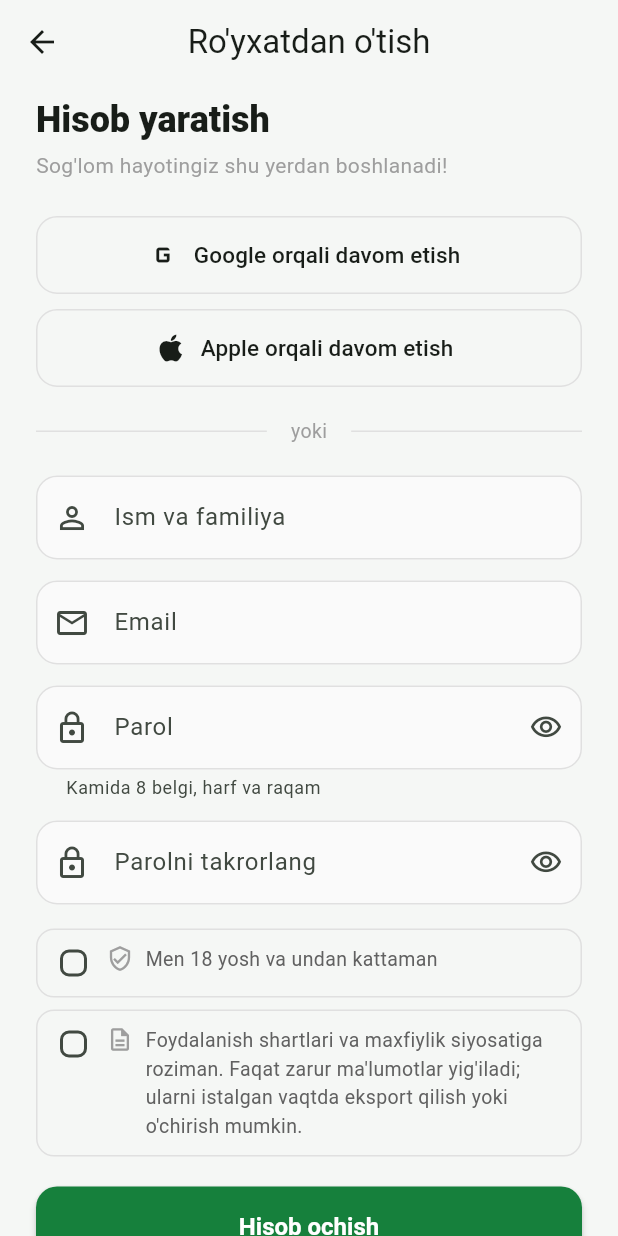
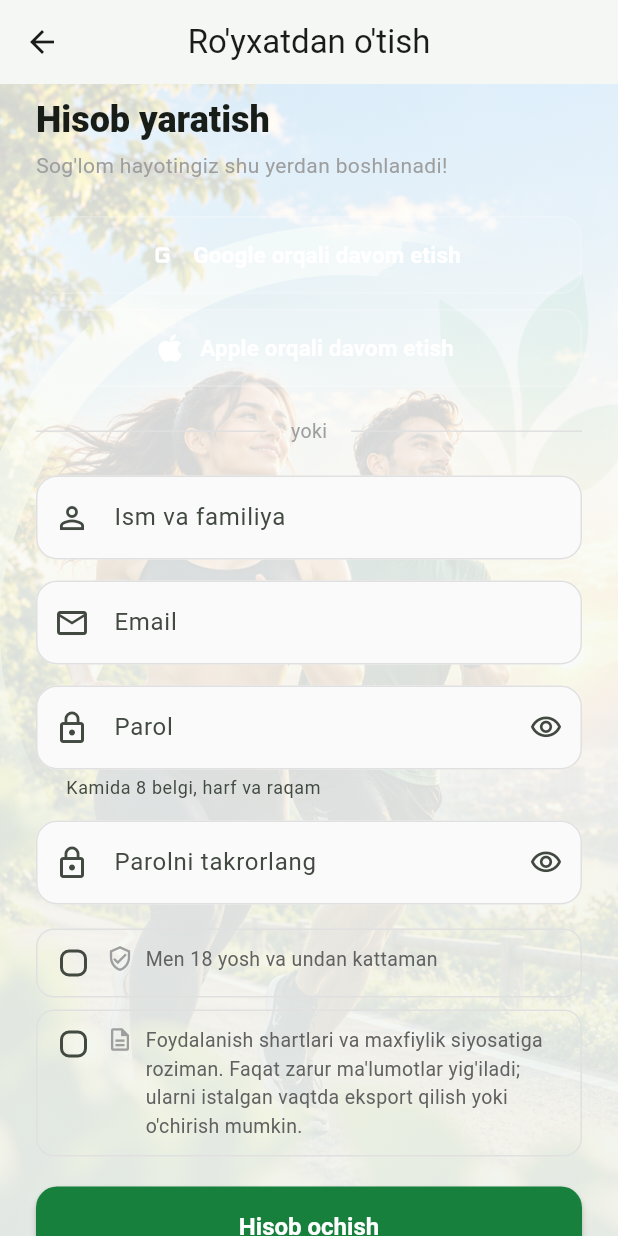
Before and after one commit to jabborberganovferuzbek95-del/fithayot360, a Flutter app: the screen it shows after launch, after a tap on "O'tkazish", after a tap on "Kirish", after a tap on "Ro'yxatdan o'tish", on a phone screen of 412 x 824 dp. Run offline on Flutter 3.47's test engine with Material 3 defaults, Android fonts, the phone set to English and light mode, and no system bars; our stand-ins replace flutter_secure_storage; network calls fail.

Commit message:
feat: Add custom background images for all main screens and UI enhancements

```diff
--- a/mobile/lib/screens/auth_screens.dart
+++ b/mobile/lib/screens/auth_screens.dart
@@ -112,14 +112,9 @@ class _OnboardingScreenState extends State<OnboardingScreen> with TickerProvider
   @override
   Widget build(BuildContext context) {
     return Scaffold(
-      body: Container(
-        decoration: const BoxDecoration(
-          gradient: LinearGradient(
-            begin: Alignment.topLeft,
-            end: Alignment.bottomRight,
-            colors: [Color(0xFF0B3D20), Color(0xFF0D4F2B), Color(0xFF083018)],
-          ),
-        ),
+      body: ScreenBackground(
+        imageName: 'onboarding_bg.jpg',
+        forceDark: true,
         child: SafeArea(
           child: FadeTransition(
             opacity: _fadeAnim,
@@ -437,15 +432,14 @@ class _LoginScreenState extends State<LoginScreen> with SingleTickerProviderStat
 
   InputDecoration _inputDeco(String label, IconData icon, {Widget? suffix}) => InputDecoration(
     labelText: label,
-    prefixIcon: Icon(icon),
+    labelStyle: const TextStyle(color: Colors.white70),
+    prefixIcon: Icon(icon, color: kMint),
     suffixIcon: suffix,
     filled: true,
-    fillColor: Theme.of(context).brightness == Brightness.dark
-        ? Colors.white.withValues(alpha: 0.06)
-        : Colors.grey.shade50,
-    border: OutlineInputBorder(borderRadius: BorderRadius.circular(14), borderSide: BorderSide(color: Colors.grey.shade300)),
-    enabledBorder: OutlineInputBorder(borderRadius: BorderRadius.circular(14), borderSide: BorderSide(color: Colors.grey.shade300)),
-    focusedBorder: OutlineInputBorder(borderRadius: BorderRadius.circular(14), borderSide: const BorderSide(color: kGreen, width: 2)),
+    fillColor: Colors.white.withValues(alpha: 0.10),
+    border: OutlineInputBorder(borderRadius: BorderRadius.circular(14), borderSide: BorderSide(color: Colors.white.withValues(alpha: 0.2))),
+    enabledBorder: OutlineInputBorder(borderRadius: BorderRadius.circular(14), borderSide: BorderSide(color: Colors.white.withValues(alpha: 0.2))),
+    focusedBorder: OutlineInputBorder(borderRadius: BorderRadius.circular(14), borderSide: const BorderSide(color: kMint, width: 2)),
     contentPadding: const EdgeInsets.symmetric(horizontal: 16, vertical: 16),
   );
 
@@ -453,7 +447,43 @@ class _LoginScreenState extends State<LoginScreen> with SingleTickerProviderStat
   Widget build(BuildContext context) {
     final cs = Theme.of(context).colorScheme;
     return Scaffold(
-      body: SafeArea(
+      body: Stack(
+        children: [
+          // 1. Orqa fon surati (agar rasm bo'lmasa, silliq fitnes gradienti bilan himoyalangan)
+          Positioned.fill(
+            child: Image.asset(
+              'assets/images/welcome_bg.jpg',
+              fit: BoxFit.cover,
+              errorBuilder: (context, error, stackTrace) => Container(
+                decoration: const BoxDecoration(
+                  gradient: LinearGradient(
+                    begin: Alignment.topLeft,
+                    end: Alignment.bottomRight,
+                    colors: [Color(0xFF0B2516), Color(0xFF0F3B22), Color(0xFF071B10)],
+                  ),
+                ),
+              ),
+            ),
+          ),
+
+          // 2. Yozuvlar va tugmalar juda tiniq o'qilishi uchun qoraytiruvchi zamonaviy gradient qoplama
+          Positioned.fill(
+            child: Container(
+              decoration: BoxDecoration(
+                gradient: LinearGradient(
+                  begin: Alignment.topCenter,
+                  end: Alignment.bottomCenter,
+                  colors: [
+                    const Color(0xFF0B2516).withValues(alpha: 0.70),
+                    Colors.black.withValues(alpha: 0.88),
+                  ],
+                ),
+              ),
+            ),
+          ),
+
+          // 3. Asosiy shakl va elementlar
+          SafeArea(
             child: Center(
               child: SingleChildScrollView(
                 padding: const EdgeInsets.symmetric(horizontal: 24, vertical: 16),
@@ -477,9 +507,17 @@ class _LoginScreenState extends State<LoginScreen> with SingleTickerProviderStat
                           ),
                         ),
                         const SizedBox(height: 20),
-                    Text("Xush kelibsiz!", textAlign: TextAlign.center, style: Theme.of(context).textTheme.headlineMedium?.copyWith(fontWeight: FontWeight.w800)),
-                    const SizedBox(height: 4),
-                    const Text("Hisobingizga kiring va davom eting", textAlign: TextAlign.center, style: TextStyle(color: Colors.grey, fontSize: 14)),
+                        Text(
+                          "Xush kelibsiz!",
+                          textAlign: TextAlign.center,
+                          style: Theme.of(context).textTheme.headlineMedium?.copyWith(fontWeight: FontWeight.w800, color: Colors.white),
+                        ),
+                        const SizedBox(height: 6),
+                        const Text(
+                          "Hisobingizga kiring va davom eting",
+                          textAlign: TextAlign.center,
+                          style: TextStyle(color: Colors.white70, fontSize: 14),
+                        ),
                         const SizedBox(height: 28),
 
                         // Social login
@@ -490,15 +528,19 @@ class _LoginScreenState extends State<LoginScreen> with SingleTickerProviderStat
 
                         // Divider
                         Row(children: [
-                      Expanded(child: Divider(color: Colors.grey.shade300)),
-                      Padding(padding: const EdgeInsets.symmetric(horizontal: 16), child: Text("yoki", style: TextStyle(color: Colors.grey.shade500, fontSize: 13))),
-                      Expanded(child: Divider(color: Colors.grey.shade300)),
+                          Expanded(child: Divider(color: Colors.white.withValues(alpha: 0.2))),
+                          Padding(
+                            padding: const EdgeInsets.symmetric(horizontal: 16),
+                            child: Text("yoki", style: TextStyle(color: Colors.white.withValues(alpha: 0.6), fontSize: 13)),
+                          ),
+                          Expanded(child: Divider(color: Colors.white.withValues(alpha: 0.2))),
                         ]),
                         const SizedBox(height: 20),
 
                         // Email
                         TextFormField(
                           controller: _email,
+                          style: const TextStyle(color: Colors.white),
                           keyboardType: TextInputType.emailAddress,
                           autofillHints: const [AutofillHints.email],
                           decoration: _inputDeco("Email", Icons.mail_outline),
@@ -509,11 +551,14 @@ class _LoginScreenState extends State<LoginScreen> with SingleTickerProviderStat
                         // Parol
                         TextFormField(
                           controller: _pass,
+                          style: const TextStyle(color: Colors.white),
                           obscureText: _hide,
                           autofillHints: const [AutofillHints.password],
-                      decoration: _inputDeco("Parol", Icons.lock_outline,
+                          decoration: _inputDeco(
+                            "Parol",
+                            Icons.lock_outline,
                             suffix: IconButton(
-                          icon: Icon(_hide ? Icons.visibility_outlined : Icons.visibility_off_outlined, size: 22),
+                              icon: Icon(_hide ? Icons.visibility_outlined : Icons.visibility_off_outlined, size: 22, color: Colors.white70),
                               onPressed: () => setState(() => _hide = !_hide),
                             ),
                           ),
@@ -527,7 +572,7 @@ class _LoginScreenState extends State<LoginScreen> with SingleTickerProviderStat
                             padding: const EdgeInsets.only(top: 12),
                             child: Container(
                               padding: const EdgeInsets.symmetric(horizontal: 12, vertical: 10),
-                          decoration: BoxDecoration(color: cs.error.withValues(alpha: 0.08), borderRadius: BorderRadius.circular(10)),
+                              decoration: BoxDecoration(color: cs.error.withValues(alpha: 0.15), borderRadius: BorderRadius.circular(10)),
                               child: Row(children: [
                                 Icon(Icons.error_outline, color: cs.error, size: 18),
                                 const SizedBox(width: 8),
@@ -542,7 +587,7 @@ class _LoginScreenState extends State<LoginScreen> with SingleTickerProviderStat
                           alignment: Alignment.centerRight,
                           child: TextButton(
                             onPressed: () => Navigator.push(context, MaterialPageRoute(builder: (_) => const ForgotPasswordScreen())),
-                        child: const Text("Parolni unutdingizmi?", style: TextStyle(fontSize: 13)),
+                            child: const Text("Parolni unutdingizmi?", style: TextStyle(fontSize: 13, color: kMint, fontWeight: FontWeight.w600)),
                           ),
                         ),
                         const SizedBox(height: 8),
@@ -566,10 +611,10 @@ class _LoginScreenState extends State<LoginScreen> with SingleTickerProviderStat
 
                         // Ro'yxatdan o'tish
                         Row(mainAxisAlignment: MainAxisAlignment.center, children: [
-                      const Text("Hisobingiz yo'qmi? ", style: TextStyle(color: Colors.grey)),
+                          const Text("Hisobingiz yo'qmi? ", style: TextStyle(color: Colors.white70)),
                           GestureDetector(
                             onTap: () => Navigator.push(context, MaterialPageRoute(builder: (_) => const RegisterScreen())),
-                        child: const Text("Ro'yxatdan o'tish", style: TextStyle(color: kGreen, fontWeight: FontWeight.bold)),
+                            child: const Text("Ro'yxatdan o'tish", style: TextStyle(color: kMint, fontWeight: FontWeight.bold)),
                           ),
                         ]),
                       ]),
@@ -578,6 +623,8 @@ class _LoginScreenState extends State<LoginScreen> with SingleTickerProviderStat
                 ),
               ),
             ),
+          ),
+        ],
       ),
     );
   }
@@ -594,12 +641,13 @@ class _SocialButton extends StatelessWidget {
     style: OutlinedButton.styleFrom(
       minimumSize: const Size.fromHeight(52),
       shape: RoundedRectangleBorder(borderRadius: BorderRadius.circular(14)),
-      side: BorderSide(color: Colors.grey.shade300),
-      foregroundColor: Theme.of(context).textTheme.bodyLarge?.color,
+      side: BorderSide(color: Colors.white.withValues(alpha: 0.2)),
+      foregroundColor: Colors.white,
+      backgroundColor: Colors.white.withValues(alpha: 0.08),
     ),
     onPressed: onTap,
-    icon: Icon(icon, size: 24),
-    label: Text(label, style: const TextStyle(fontSize: 15, fontWeight: FontWeight.w500)),
+    icon: Icon(icon, size: 24, color: Colors.white),
+    label: Text(label, style: const TextStyle(fontSize: 15, fontWeight: FontWeight.w600)),
   );
 }
 
@@ -661,7 +709,9 @@ class _RegisterScreenState extends State<RegisterScreen> with SingleTickerProvid
         elevation: 0,
         backgroundColor: Colors.transparent,
       ),
-      body: SafeArea(
+      body: ScreenBackground(
+        imageName: 'register_bg.jpg',
+        child: SafeArea(
           child: SingleChildScrollView(
           padding: const EdgeInsets.symmetric(horizontal: 24, vertical: 8),
           child: FadeTransition(
@@ -792,6 +842,7 @@ class _RegisterScreenState extends State<RegisterScreen> with SingleTickerProvid
           ),
         ),
       ),
+    ),
   );
   }
 }
@@ -881,7 +932,9 @@ class _ForgotPasswordScreenState extends State<ForgotPasswordScreen> {
   @override
   Widget build(BuildContext context) => Scaffold(
         appBar: AppBar(title: const Text("Parolni tiklash")),
-        body: SafeArea(
+        body: ScreenBackground(
+          imageName: 'welcome_bg.jpg',
+          child: SafeArea(
             child: SingleChildScrollView(
               padding: const EdgeInsets.all(24),
               child: Column(crossAxisAlignment: CrossAxisAlignment.stretch, children: [
@@ -900,5 +953,6 @@ class _ForgotPasswordScreenState extends State<ForgotPasswordScreen> {
               ]),
             ),
           ),
+        ),
       );
 }
--- a/mobile/lib/ui.dart
+++ b/mobile/lib/ui.dart
@@ -340,3 +340,64 @@ class HeroBox extends StatelessWidget {
         ),
       );
 }
+
+/// Ilova oynalari uchun orqa fon rasmi (fallback gradient va xira overlay bilan)
+class ScreenBackground extends StatelessWidget {
+  const ScreenBackground({
+    super.key,
+    required this.imageName,
+    required this.child,
+    this.overlayOpacity,
+    this.forceDark = false,
+  });
+
+  final String imageName;
+  final Widget child;
+  final double? overlayOpacity;
+  final bool forceDark;
+
+  @override
+  Widget build(BuildContext context) {
+    final isDark = forceDark || Theme.of(context).brightness == Brightness.dark;
+    final double opacity = overlayOpacity ?? (isDark ? 0.86 : 0.82);
+
+    return Stack(
+      children: [
+        // 1. Orqa fon surati (agar rasm hali mavjud bo'lmasa, silliq fitnes foni beriladi)
+        Positioned.fill(
+          child: Image.asset(
+            'assets/images/$imageName',
+            fit: BoxFit.cover,
+            errorBuilder: (context, error, stackTrace) => Container(
+              color: isDark ? const Color(0xFF0F1512) : const Color(0xFFF7FAF8),
+            ),
+          ),
+        ),
+
+        // 2. Kontrast va yozuvlar aniq ko'rinishi uchun zamonaviy qoplama
+        Positioned.fill(
+          child: Container(
+            decoration: BoxDecoration(
+              gradient: LinearGradient(
+                begin: Alignment.topCenter,
+                end: Alignment.bottomCenter,
+                colors: isDark
+                    ? [
+                        const Color(0xFF0B2516).withValues(alpha: 0.65),
+                        Colors.black.withValues(alpha: opacity),
+                      ]
+                    : [
+                        Colors.white.withValues(alpha: opacity),
+                        const Color(0xFFF0F5F2).withValues(alpha: 0.94),
+                      ],
+              ),
+            ),
+          ),
+        ),
+
+        // 3. Asosiy tarkib (child)
+        Positioned.fill(child: child),
+      ],
+    );
+  }
+}
--- a/mobile/pubspec.yaml
+++ b/mobile/pubspec.yaml
@@ -20,3 +20,5 @@ dev_dependencies:
 
 flutter:
   uses-material-design: true
+  assets:
+    - assets/images/
```
Also changed, not shown: mobile/lib/screens/catalog_screens.dart (+6 -3 lines), mobile/lib/screens/home_shell.dart (+7 -4 lines), mobile/lib/screens/nutrition_screens.dart (+7 -4 lines), mobile/lib/screens/profile_screens.dart (+7 -4 lines), mobile/lib/screens/stats_screen.dart (+11 -8 lines), mobile/lib/screens/wellness_screens.dart (+10 -2 lines), mobile/assets/images/README.txt (added), mobile/assets/images/dashboard_bg.jpg (added), mobile/assets/images/nutrition_bg.jpg (added), mobile/assets/images/onboarding_bg.jpg (added), mobile/assets/images/profile_bg.jpg (added), mobile/assets/images/register_bg.jpg (added), 3 other files. Lines whose indentation alone changed are shown as unchanged.
